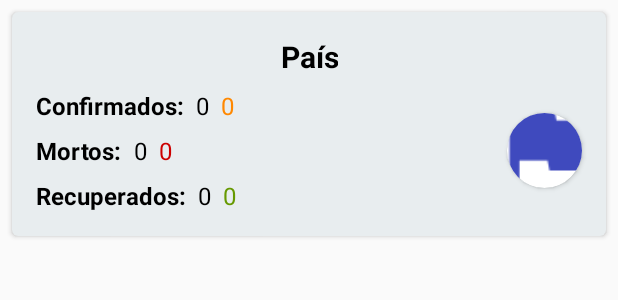
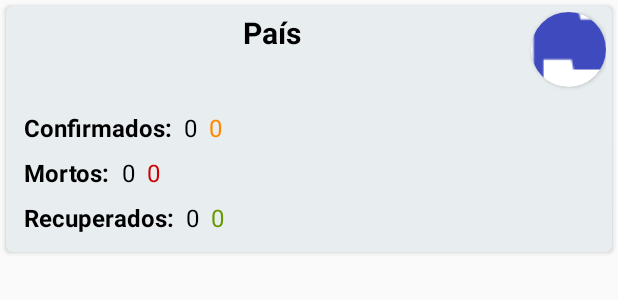
Before and after one commit to ednaldomartins/Covid19App, an Android app: the layout viewholder_country.xml on its own in the app's theme, with its tools: preview values and no code run, on a phone screen of 412 x 824 dp. Shown: the top 300 px of the screen. Run offline under Robolectric (Android 15) with nearby library versions, the phone set to English and light mode, and no system bars.

Commit message:
Atualização de UI.

```diff
--- a/app/src/main/java/com/ednaldomartins/covid19app/presentation/fragment/CountryListFragment.kt
+++ b/app/src/main/java/com/ednaldomartins/covid19app/presentation/fragment/CountryListFragment.kt
@@ -128,9 +128,7 @@ class CountryListFragment :
     }
 
     override fun onCountryClick(countryName: String) {
-        countryListApiViewModel.requestCountryStatus(countryName, "deaths") //teste com deaths
-        view!!.findNavController()
-            .navigate(R.id.action_countryListFragment_to_countryStatusFragment)
+
     }
 
     override fun onResume() {
--- a/app/src/main/java/com/ednaldomartins/covid19app/presentation/fragment/SplashScreenFragment.kt
+++ b/app/src/main/java/com/ednaldomartins/covid19app/presentation/fragment/SplashScreenFragment.kt
@@ -1,11 +1,11 @@
 package com.ednaldomartins.covid19app.presentation.fragment
 
 import android.os.Bundle
-import android.os.Handler
 import androidx.fragment.app.Fragment
 import android.view.LayoutInflater
 import android.view.View
 import android.view.ViewGroup
+import androidx.lifecycle.Observer
 import androidx.lifecycle.ViewModelProvider
 import androidx.navigation.findNavController
 
@@ -30,9 +30,9 @@ class SplashScreenFragment : Fragment() {
 
         //  chamar a lista da API enquanto apresenta telas de boas vindas
         countryListApiViewModel.requestCountryList()
-        Handler().postDelayed({
+        countryListApiViewModel.presentationCountryList.observe(this.viewLifecycleOwner, Observer {
             view.findNavController().navigate(R.id.action_splashScreenFragment_to_countryListFragment)
-        },1000)  //  tempo minimo que eu darei ao splash
+        })
 
         return view
     }
--- a/app/src/main/res/layout/fragment_country_list.xml
+++ b/app/src/main/res/layout/fragment_country_list.xml
@@ -35,8 +35,8 @@
             android:id="@+id/country_list_recycle_view"
             android:layout_width="match_parent"
             android:layout_height="0dp"
-            android:layout_marginStart="8dp"
-            android:layout_marginEnd="8dp"
+            android:layout_marginStart="2dp"
+            android:layout_marginEnd="2dp"
             android:scrollbars="horizontal"
             app:layout_constraintBottom_toTopOf="@+id/country_list_footer"
             app:layout_constraintEnd_toEndOf="parent"
--- a/app/src/main/res/layout/fragment_country_status.xml
+++ /dev/null
@@ -1,6 +0,0 @@
-<?xml version="1.0" encoding="utf-8"?>
-<FrameLayout xmlns:android="http://schemas.android.com/apk/res/android"
-    xmlns:tools="http://schemas.android.com/tools"
-    android:layout_width="match_parent"
-    android:layout_height="match_parent"
-    tools:context=".presentation.fragment.CountryStatusFragment"/>
--- a/app/src/main/res/layout/viewholder_country.xml
+++ b/app/src/main/res/layout/viewholder_country.xml
@@ -1,17 +1,14 @@
 <?xml version="1.0" encoding="utf-8"?>
-<androidx.constraintlayout.widget.ConstraintLayout xmlns:android="http://schemas.android.com/apk/res/android"
+<androidx.constraintlayout.widget.ConstraintLayout
+    xmlns:android="http://schemas.android.com/apk/res/android"
     xmlns:app="http://schemas.android.com/apk/res-auto"
-    xmlns:tools="http://schemas.android.com/tools"
     android:layout_width="match_parent"
     android:layout_height="wrap_content">
 
     <androidx.cardview.widget.CardView
         android:layout_width="0dp"
         android:layout_height="wrap_content"
-        android:layout_marginStart="8dp"
-        android:layout_marginTop="8dp"
-        android:layout_marginEnd="8dp"
-        android:layout_marginBottom="8dp"
+        android:layout_margin="4dp"
         app:cardBackgroundColor="@color/colorViewCard"
         app:cardCornerRadius="4dp"
         app:layout_constraintBottom_toBottomOf="parent"
@@ -23,55 +20,52 @@
             android:id="@+id/constraintLayout"
             android:layout_width="match_parent"
             android:layout_height="match_parent"
-            android:padding="8dp">
-
-            <androidx.cardview.widget.CardView
-                android:id="@+id/viewholder_flag_cardview"
-                android:layout_width="wrap_content"
-                android:layout_height="wrap_content"
-                android:layout_marginEnd="8dp"
-                android:layout_marginBottom="24dp"
-                app:cardCornerRadius="32dp"
-                app:layout_constraintBottom_toBottomOf="parent"
-                app:layout_constraintEnd_toEndOf="parent">
-
-                <ImageView
-                    android:id="@+id/viewholder_country_flag"
-                    android:src="@drawable/ic_flag_64dp"
-                    android:layout_width="50dp"
-                    android:layout_height="50dp"
-                    android:scaleX="1.6"
-                    android:scaleY="1.6" />
-            </androidx.cardview.widget.CardView>
+            android:padding="4dp">
 
             <TextView
                 android:id="@+id/viewholder_country_name"
-                android:layout_width="wrap_content"
+                android:layout_width="0dp"
                 android:layout_height="wrap_content"
                 android:layout_marginStart="16dp"
-                android:layout_marginTop="8dp"
                 android:layout_marginEnd="16dp"
                 android:gravity="center"
                 android:text="@string/country_name"
                 android:textColor="@android:color/black"
                 android:textSize="@dimen/title_size"
                 android:textStyle="bold"
-                app:layout_constraintEnd_toEndOf="parent"
+                app:layout_constraintEnd_toStartOf="@+id/viewholder_flag_cardview"
                 app:layout_constraintStart_toStartOf="parent"
                 app:layout_constraintTop_toTopOf="parent" />
+
+            <androidx.cardview.widget.CardView
+                android:id="@+id/viewholder_flag_cardview"
+                android:layout_width="wrap_content"
+                android:layout_height="wrap_content"
+                app:cardCornerRadius="32dp"
+                app:layout_constraintEnd_toEndOf="parent"
+                app:layout_constraintTop_toTopOf="parent">
+
+                <ImageView
+                    android:id="@+id/viewholder_country_flag"
+                    android:layout_width="50dp"
+                    android:layout_height="50dp"
+                    android:scaleX="1.6"
+                    android:scaleY="1.6"
+                    android:src="@drawable/ic_flag_64dp" />
+            </androidx.cardview.widget.CardView>
 
             <TextView
                 android:id="@+id/textView3"
                 android:layout_width="wrap_content"
                 android:layout_height="wrap_content"
                 android:layout_marginStart="8dp"
-                android:layout_marginTop="8dp"
+                android:layout_marginTop="16dp"
                 android:text="@string/confirmed"
                 android:textColor="@android:color/black"
                 android:textSize="@dimen/text_size"
                 android:textStyle="bold"
                 app:layout_constraintStart_toStartOf="parent"
-                app:layout_constraintTop_toBottomOf="@+id/viewholder_country_name" />
+                app:layout_constraintTop_toBottomOf="@+id/viewholder_flag_cardview" />
 
             <TextView
                 android:id="@+id/textView4"
@@ -106,12 +100,12 @@
                 android:layout_width="wrap_content"
                 android:layout_height="wrap_content"
                 android:layout_marginStart="8dp"
-                android:layout_marginTop="8dp"
+                android:layout_marginTop="16dp"
                 android:text="@string/zero"
                 android:textColor="@android:color/black"
                 android:textSize="@dimen/text_size"
                 app:layout_constraintStart_toEndOf="@+id/textView3"
-                app:layout_constraintTop_toBottomOf="@+id/viewholder_country_name" />
+                app:layout_constraintTop_toBottomOf="@+id/viewholder_flag_cardview" />
 
             <TextView
                 android:id="@+id/viewholder_country_total_deaths"
@@ -142,14 +136,14 @@
                 android:layout_width="0dp"
                 android:layout_height="wrap_content"
                 android:layout_marginStart="8dp"
-                android:layout_marginTop="8dp"
+                android:layout_marginTop="16dp"
                 android:layout_marginEnd="8dp"
                 android:text="@string/zero"
                 android:textColor="@android:color/holo_orange_dark"
                 android:textSize="@dimen/text_size"
-                app:layout_constraintEnd_toStartOf="@+id/viewholder_flag_cardview"
+                app:layout_constraintEnd_toEndOf="parent"
                 app:layout_constraintStart_toEndOf="@+id/viewholder_country_total_confirmed"
-                app:layout_constraintTop_toBottomOf="@+id/viewholder_country_name" />
+                app:layout_constraintTop_toBottomOf="@+id/viewholder_flag_cardview" />
 
             <TextView
                 android:id="@+id/viewholder_country_new_deaths"
@@ -161,7 +155,7 @@
                 android:text="@string/zero"
                 android:textColor="@android:color/holo_red_dark"
                 android:textSize="@dimen/text_size"
-                app:layout_constraintEnd_toStartOf="@+id/viewholder_flag_cardview"
+                app:layout_constraintEnd_toEndOf="parent"
                 app:layout_constraintStart_toEndOf="@+id/viewholder_country_total_deaths"
                 app:layout_constraintTop_toBottomOf="@+id/viewholder_country_new_confirmed" />
 
@@ -176,7 +170,7 @@
                 android:text="@string/zero"
                 android:textColor="@android:color/holo_green_dark"
                 android:textSize="@dimen/text_size"
-                app:layout_constraintEnd_toStartOf="@+id/viewholder_flag_cardview"
+                app:layout_constraintEnd_toEndOf="parent"
                 app:layout_constraintStart_toEndOf="@+id/viewholder_country_total_recovered"
                 app:layout_constraintTop_toBottomOf="@+id/viewholder_country_new_deaths" />
 
```
Also changed, not shown: app/src/main/java/com/ednaldomartins/covid19app/domain/viewmodel/CountryListApiViewModel.kt (+0 -8 lines), app/src/main/java/com/ednaldomartins/covid19app/presentation/fragment/BaseListFragment.kt (+15 -12 lines), app/src/main/java/com/ednaldomartins/covid19app/presentation/fragment/CountryStatusFragment.kt (deleted, +0 -25 lines).
